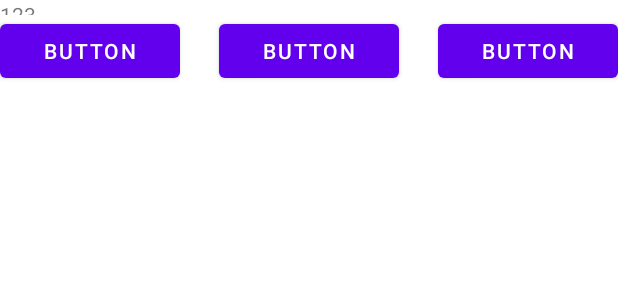
After one commit to Mamokolo/NewStuff, an Android app: the layout activity_add.xml on its own in the app's theme, with its tools: preview values and no code run, on a phone screen of 412 x 824 dp. The commit adds this screen. Shown: the top 300 px of the screen. Run offline under Robolectric (Android 15) with nearby library versions, the phone set to English and light mode, and no system bars.

```diff
--- /dev/null
+++ b/app/src/main/res/layout/activity_add.xml
@@ -0,0 +1,54 @@
+<?xml version="1.0" encoding="utf-8"?>
+<LinearLayout xmlns:android="http://schemas.android.com/apk/res/android"
+    android:layout_width="match_parent"
+    android:layout_height="match_parent"
+    android:orientation="vertical">
+
+    <TextView
+        android:id="@+id/textView2"
+        android:layout_width="match_parent"
+        android:layout_height="wrap_content"
+        android:layout_weight="1"
+        android:text="123" />
+
+    <LinearLayout
+        android:layout_width="match_parent"
+        android:layout_height="match_parent"
+        android:layout_weight="1"
+        android:orientation="horizontal">
+
+        <Button
+            android:id="@+id/button_relogin"
+            android:layout_width="wrap_content"
+            android:layout_height="wrap_content"
+            android:layout_weight="1"
+            android:text="Button" />
+
+        <TextView
+            android:id="@+id/textView3"
+            android:layout_width="wrap_content"
+            android:layout_height="wrap_content"
+            android:layout_weight="1" />
+
+        <Button
+            android:id="@+id/button_restartGame"
+            android:layout_width="wrap_content"
+            android:layout_height="wrap_content"
+            android:layout_weight="1"
+            android:text="Button" />
+
+        <TextView
+            android:id="@+id/textView4"
+            android:layout_width="wrap_content"
+            android:layout_height="wrap_content"
+            android:layout_weight="1" />
+
+        <Button
+            android:id="@+id/button_finishGame"
+            android:layout_width="wrap_content"
+            android:layout_height="wrap_content"
+            android:layout_weight="1"
+            android:text="Button" />
+    </LinearLayout>
+
+</LinearLayout>
--- a/app/src/main/res/layout/fragment_easy_game.xml
+++ b/app/src/main/res/layout/fragment_easy_game.xml
@@ -8,7 +8,6 @@
     <!-- TODO: Update blank fragment layout -->
     <TextView
         android:layout_width="match_parent"
-        android:layout_height="match_parent"
-        android:text="@string/hello_blank_fragment" />
+        android:layout_height="match_parent" />
 
 </FrameLayout>
```
Also changed, not shown: app/src/main/java/com/example/newstuff/GameActivity.java (added, +54 -0 lines), app/src/main/java/com/example/newstuff/GameFragment.java (+0 -18 lines), app/src/main/java/com/example/newstuff/MainActivity.java (+22 -1 lines), app/src/main/java/com/example/newstuff/MainFragment.java (+3 -24 lines), app/src/main/java/com/example/newstuff/ResultFragment.java (+44 -24 lines), app/src/main/java/com/example/newstuff/ScoreFragment.java (+0 -39 lines).
